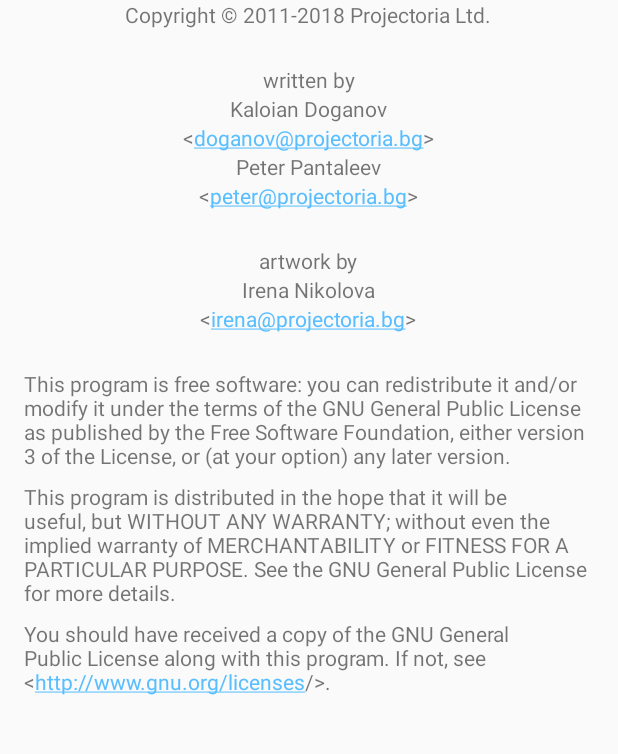
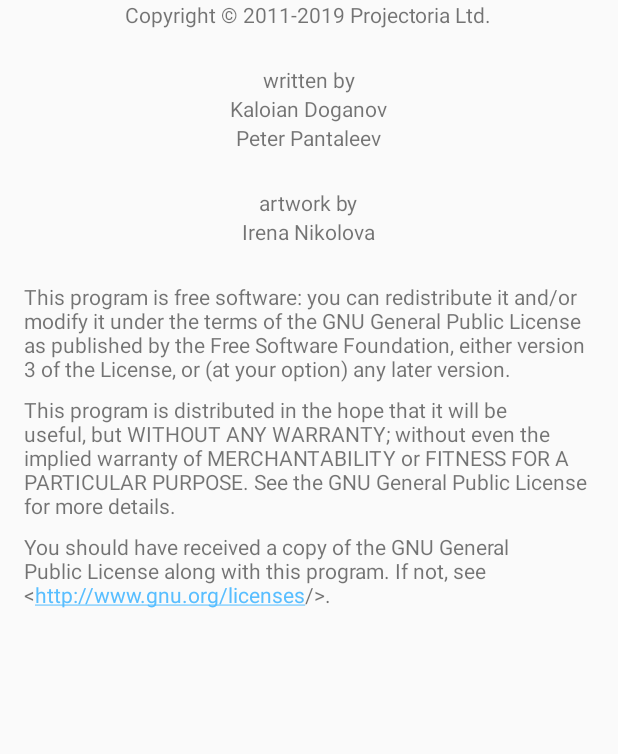
Before and after one commit to Projectoria/AppInspector, an Android app: the AboutActivity screen opened directly, with no data from a screen before it, on a phone screen of 412 x 824 dp, the part 236-990 px from its top. Run offline under Robolectric (Android 15) with nearby library versions, the phone set to English and light mode, and no system bars.

Commit message:
Remove e-mail addresses from About screen

```diff
--- a/app/src/main/res/layout/about_content.xml
+++ b/app/src/main/res/layout/about_content.xml
@@ -28,7 +28,7 @@
     <TextView
         android:layout_width="wrap_content"
         android:layout_height="wrap_content"
-        android:text="Copyright © 2011-2018 Projectoria Ltd." />
+        android:text="Copyright © 2011-2019 Projectoria Ltd." />
 
     <TextView
         android:layout_width="wrap_content"
@@ -46,21 +46,7 @@
     <TextView
         android:layout_width="wrap_content"
         android:layout_height="wrap_content"
-        android:autoLink="all"
-        android:text="&lt;doganov@projectoria.bg&gt;"
-        />
-
-    <TextView
-        android:layout_width="wrap_content"
-        android:layout_height="wrap_content"
         android:text="Peter Pantaleev"
-        />
-
-    <TextView
-        android:layout_width="wrap_content"
-        android:layout_height="wrap_content"
-        android:autoLink="all"
-        android:text="&lt;peter@projectoria.bg&gt;"
         />
 
     <TextView
@@ -74,13 +60,6 @@
         android:layout_width="wrap_content"
         android:layout_height="wrap_content"
         android:text="Irena Nikolova"
-        />
-
-    <TextView
-        android:layout_width="wrap_content"
-        android:layout_height="wrap_content"
-        android:autoLink="all"
-        android:text="&lt;irena@projectoria.bg&gt;"
         />
 
     <LinearLayout
```
